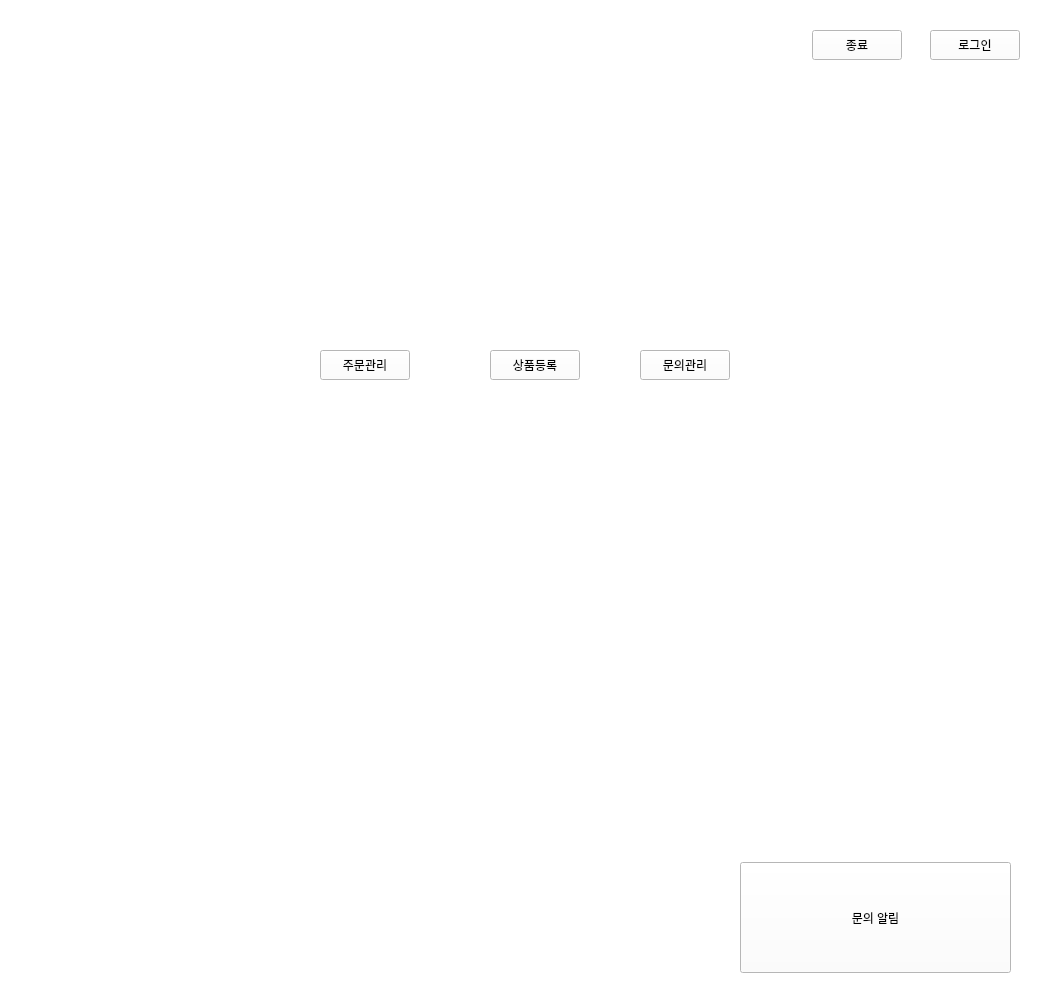
Before: the Qt Designer form smartstore.ui in soyyoonn/SMARTSTORE, drawn with Qt 5.
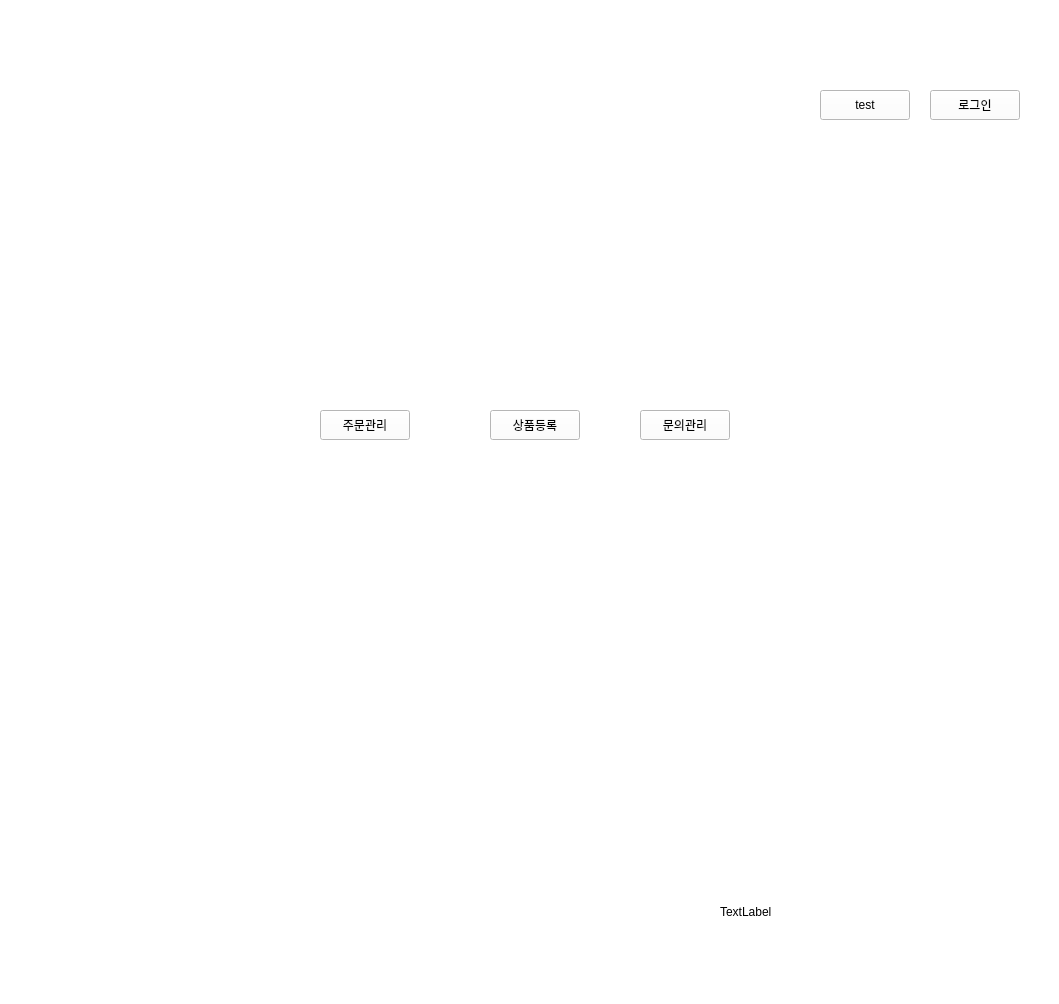
After: the same form once the commit is applied. The open tabs and pages were chosen to show the change.

Patch:
```diff
--- a/smartstore.ui
+++ b/smartstore.ui
@@ -20,13 +20,13 @@
    <property name="geometry">
     <rect>
      <x>0</x>
-     <y>0</y>
+     <y>60</y>
      <width>1061</width>
-     <height>831</height>
+     <height>791</height>
     </rect>
    </property>
    <property name="currentIndex">
-    <number>5</number>
+    <number>3</number>
    </property>
    <widget class="QWidget" name="page_2">
     <widget class="QPushButton" name="btn_login">
@@ -81,48 +81,18 @@
       <string>상품등록</string>
      </property>
     </widget>
-    <widget class="QStackedWidget" name="stackedWidget_2">
+    <widget class="QPushButton" name="btn_test">
      <property name="geometry">
       <rect>
-       <x>800</x>
-       <y>20</y>
-       <width>121</width>
-       <height>51</height>
+       <x>820</x>
+       <y>30</y>
+       <width>90</width>
+       <height>30</height>
       </rect>
      </property>
-     <property name="currentIndex">
-      <number>1</number>
+     <property name="text">
+      <string>test</string>
      </property>
-     <widget class="QWidget" name="page_7">
-      <widget class="QPushButton" name="btn_test">
-       <property name="geometry">
-        <rect>
-         <x>12</x>
-         <y>10</y>
-         <width>90</width>
-         <height>30</height>
-        </rect>
-       </property>
-       <property name="text">
-        <string>test</string>
-       </property>
-      </widget>
-     </widget>
-     <widget class="QWidget" name="page_8">
-      <widget class="QPushButton" name="btn_end">
-       <property name="geometry">
-        <rect>
-         <x>12</x>
-         <y>10</y>
-         <width>90</width>
-         <height>30</height>
-        </rect>
-       </property>
-       <property name="text">
-        <string>종료</string>
-       </property>
-      </widget>
-     </widget>
     </widget>
    </widget>
    <widget class="QWidget" name="page">
@@ -659,19 +629,6 @@
       </rect>
      </property>
     </widget>
-    <widget class="QPushButton" name="btn_check">
-     <property name="geometry">
-      <rect>
-       <x>880</x>
-       <y>770</y>
-       <width>75</width>
-       <height>23</height>
-      </rect>
-     </property>
-     <property name="text">
-      <string>확인</string>
-     </property>
-    </widget>
     <widget class="QPushButton" name="btn_home3">
      <property name="geometry">
       <rect>
@@ -725,7 +682,7 @@
       </rect>
      </property>
      <property name="text">
-      <string>쓰레드</string>
+      <string/>
      </property>
     </widget>
     <widget class="QTableWidget" name="orderlist">
@@ -737,12 +694,6 @@
        <height>321</height>
       </rect>
      </property>
-     <property name="editTriggers">
-      <set>QAbstractItemView::NoEditTriggers</set>
-     </property>
-     <property name="selectionMode">
-      <enum>QAbstractItemView::SingleSelection</enum>
-     </property>
      <property name="selectionBehavior">
       <enum>QAbstractItemView::SelectRows</enum>
      </property>
@@ -797,15 +748,6 @@
        <height>321</height>
       </rect>
      </property>
-     <property name="editTriggers">
-      <set>QAbstractItemView::NoEditTriggers</set>
-     </property>
-     <property name="selectionMode">
-      <enum>QAbstractItemView::SingleSelection</enum>
-     </property>
-     <property name="selectionBehavior">
-      <enum>QAbstractItemView::SelectRows</enum>
-     </property>
      <column>
       <property name="text">
        <string>주문상품</string>
@@ -1476,17 +1418,30 @@
     </widget>
    </widget>
   </widget>
-  <widget class="QPushButton" name="btn_qna">
+  <widget class="QLabel" name="qnalabel">
    <property name="geometry">
     <rect>
-     <x>740</x>
-     <y>862</y>
-     <width>271</width>
-     <height>111</height>
+     <x>720</x>
+     <y>861</y>
+     <width>281</width>
+     <height>101</height>
     </rect>
    </property>
    <property name="text">
-    <string>문의 알림</string>
+    <string>TextLabel</string>
+   </property>
+  </widget>
+  <widget class="QLabel" name="orderAlarm_label">
+   <property name="geometry">
+    <rect>
+     <x>840</x>
+     <y>20</y>
+     <width>201</width>
+     <height>20</height>
+    </rect>
+   </property>
+   <property name="text">
+    <string/>
    </property>
   </widget>
  </widget>
```
